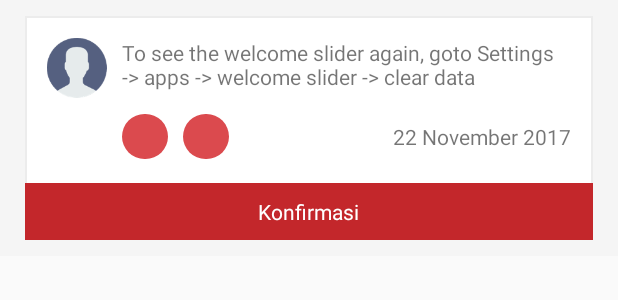
After one commit to noidea-id/firstblood-apps, an Android app: the layout admin_content.xml on its own in the app's theme, with its tools: preview values and no code run, on a phone screen of 412 x 824 dp. The commit adds this screen. Shown: the top 300 px of the screen. Run offline under Robolectric (Android 15) with nearby library versions, the phone set to English and light mode, and no system bars.

Commit message:
Add Admin Function, but first must user login

```diff
--- a/app/src/main/AndroidManifest.xml
+++ b/app/src/main/AndroidManifest.xml
@@ -80,6 +80,9 @@
             android:name=".api.service.ServiceBroadcast"
             android:enabled="true"
             android:label="RestartServiceWhenStopped" />
+        <activity
+            android:name=".activity.AdminActivity"
+            android:theme="@style/AppTheme.NoActionBar"/>
     </application>
 
 </manifest>
--- /dev/null
+++ b/app/src/main/res/layout/admin_content.xml
@@ -0,0 +1,134 @@
+<?xml version="1.0" encoding="utf-8"?>
+<RelativeLayout
+    xmlns:android="http://schemas.android.com/apk/res/android"
+    xmlns:tools="http://schemas.android.com/tools"
+    android:layout_width="match_parent"
+    android:layout_height="wrap_content"
+    android:background="@color/colorBody"
+    android:paddingLeft="16dp"
+    android:paddingRight="16dp"
+    android:paddingTop="10dp"
+    android:paddingBottom="10dp">
+
+    <RelativeLayout
+        android:layout_width="match_parent"
+        android:layout_height="wrap_content"
+        android:background="@drawable/shape_square">
+
+        <LinearLayout
+            android:id="@+id/card2"
+            android:layout_width="match_parent"
+            android:layout_height="wrap_content"
+            android:orientation="horizontal"
+            android:padding="15dp">
+
+            <ImageView
+                android:id="@+id/profile_admin"
+                android:layout_width="40dp"
+                android:layout_height="40dp"
+                android:layout_marginEnd="10dp"
+                android:src="@drawable/user"
+                android:contentDescription="@string/desc_profile_picture" />
+
+            <LinearLayout
+                android:id="@+id/item_content"
+                android:layout_width="match_parent"
+                android:layout_height="wrap_content"
+                android:orientation="vertical">
+
+                <TextView
+                    android:id="@+id/tv_desc_admin"
+                    android:layout_width="match_parent"
+                    android:layout_height="wrap_content"
+                    android:text="@string/play_again_desc" />
+
+                <RelativeLayout
+                    android:layout_width="match_parent"
+                    android:layout_height="wrap_content"
+                    android:layout_marginTop="15dp">
+
+                    <TextView
+                        android:id="@+id/tv_goldar_admin"
+                        android:layout_width="wrap_content"
+                        android:layout_height="wrap_content"
+                        android:layout_centerVertical="true"
+                        android:layout_marginEnd="10dp"
+                        android:background="@drawable/capsule_button"
+                        android:paddingBottom="5dp"
+                        android:paddingLeft="15dp"
+                        android:paddingRight="15dp"
+                        android:paddingTop="5dp"
+                        android:text=""
+                        android:textColor="@color/colorAccent"
+                        android:textStyle="bold" />
+
+                    <TextView
+                        android:id="@+id/tv_status_admin"
+                        android:layout_width="wrap_content"
+                        android:layout_height="wrap_content"
+                        android:layout_centerVertical="true"
+                        android:layout_toEndOf="@+id/tv_goldar_admin"
+                        android:background="@drawable/capsule_button"
+                        android:paddingBottom="5dp"
+                        android:paddingLeft="15dp"
+                        android:paddingRight="15dp"
+                        android:paddingTop="5dp"
+                        android:text=""
+                        android:textColor="@color/colorAccent"
+                        android:textStyle="bold" />
+
+                    <TextView
+                        android:id="@+id/tv_date_admin"
+                        android:layout_width="wrap_content"
+                        android:layout_height="wrap_content"
+                        android:layout_alignParentEnd="true"
+                        android:layout_centerVertical="true"
+                        android:text="@string/dummy_date"
+                        tools:ignore="RelativeOverlap" />
+                </RelativeLayout>
+            </LinearLayout>
+        </LinearLayout>
+
+        <LinearLayout
+            android:id="@+id/btn_confirm"
+            android:layout_width="match_parent"
+            android:layout_height="wrap_content"
+            android:layout_below="@+id/card2"
+            android:background="@drawable/shape_square"
+            android:orientation="horizontal"
+            android:paddingBottom="10dp"
+            android:paddingTop="10dp"
+            android:weightSum="2"
+            android:backgroundTint="@color/colorPrimary"
+            android:baselineAligned="false">
+
+            <RelativeLayout
+                android:layout_width="match_parent"
+                android:layout_height="wrap_content"
+                android:layout_weight="1">
+
+                <RelativeLayout
+                    android:id="@+id/link_donor"
+                    android:layout_width="wrap_content"
+                    android:layout_height="wrap_content"
+                    android:layout_centerInParent="true"
+                    tools:ignore="UselessParent">
+
+                    <TextView
+                        android:id="@+id/tv_donor"
+                        android:layout_width="wrap_content"
+                        android:layout_height="wrap_content"
+                        android:textColor="#ffffff"
+                        android:layout_centerHorizontal="true"
+                        android:layout_centerVertical="true"
+                        android:layout_toEndOf="@+id/icon_donor"
+                        android:text="@string/bt_confirm" />
+
+                </RelativeLayout>
+
+            </RelativeLayout>
+
+
+        </LinearLayout>
+    </RelativeLayout>
+</RelativeLayout>
--- a/app/src/main/res/values/strings.xml
+++ b/app/src/main/res/values/strings.xml
@@ -28,6 +28,7 @@
     <string name="next">LANJUT</string>
     <string name="skip">LEWATI</string>
     <string name="start">MENGERTI</string>
+    <string name="exit">KELUAR</string>
 
     <string name="slide_1_title">71%</string>
     <string name="slide_1_desc">Kebutuhan darah di Indonesia tidak terpenuhi</string>
@@ -65,6 +66,8 @@
     <string name="label_e_mail">E-MAIL</string>
     <string name="label_no_handphone">NO HANDPHONE</string>
 
+    <string name="judul_admin">FirstBlood - Admin</string>
+
     <string name="desc_icon_donor">icon donor</string>
     <string name="desc_share_icon">share icon</string>
 
@@ -74,6 +77,7 @@
     <string name="bt_donor_darah">DONOR DARAH</string>
     <string name="bt_cari_donor">CARI DONOR</string>
     <string name="bt_logout">Logout</string>
+    <string name="bt_confirm">Konfirmasi</string>
 
     <string name="status_0">Menunggu</string>
     <string name="status_1">Selesai</string>
```
Also changed, not shown: app/src/main/java/id/noidea/firstblood/activity/AdminActivity.java (added, +83 -0 lines), app/src/main/java/id/noidea/firstblood/activity/LoginActivity.java (+11 -2 lines), app/src/main/java/id/noidea/firstblood/adapter/AdminAdapter.java (added, +87 -0 lines), app/src/main/java/id/noidea/firstblood/model/Users.java (+11 -2 lines), app/src/main/res/layout/activity_admin.xml (added, +45 -0 lines), app/src/main/res/menu/actionbar_admin.xml (added, +9 -0 lines), app/src/main/res/drawable/exit.png (added).
